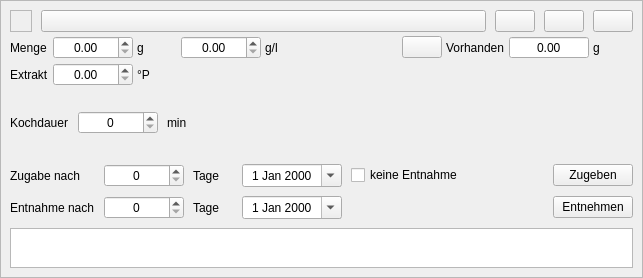
kleiner-brauhelfer/kleiner-brauhelfer-2, file kleiner-brauhelfer/widgets/wdgweiterezutatgabe.ui: the form before one commit.
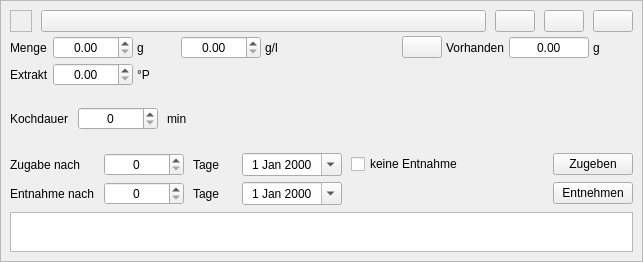
The form after the commit. Icons and pictures are not drawn. Custom widgets are drawn as their Qt base class.

The edit to the form file:
```diff
--- a/kleiner-brauhelfer/widgets/wdgweiterezutatgabe.ui
+++ b/kleiner-brauhelfer/widgets/wdgweiterezutatgabe.ui
@@ -7,7 +7,7 @@
     <x>0</x>
     <y>0</y>
     <width>643</width>
-    <height>278</height>
+    <height>262</height>
    </rect>
   </property>
   <property name="sizePolicy">
```
